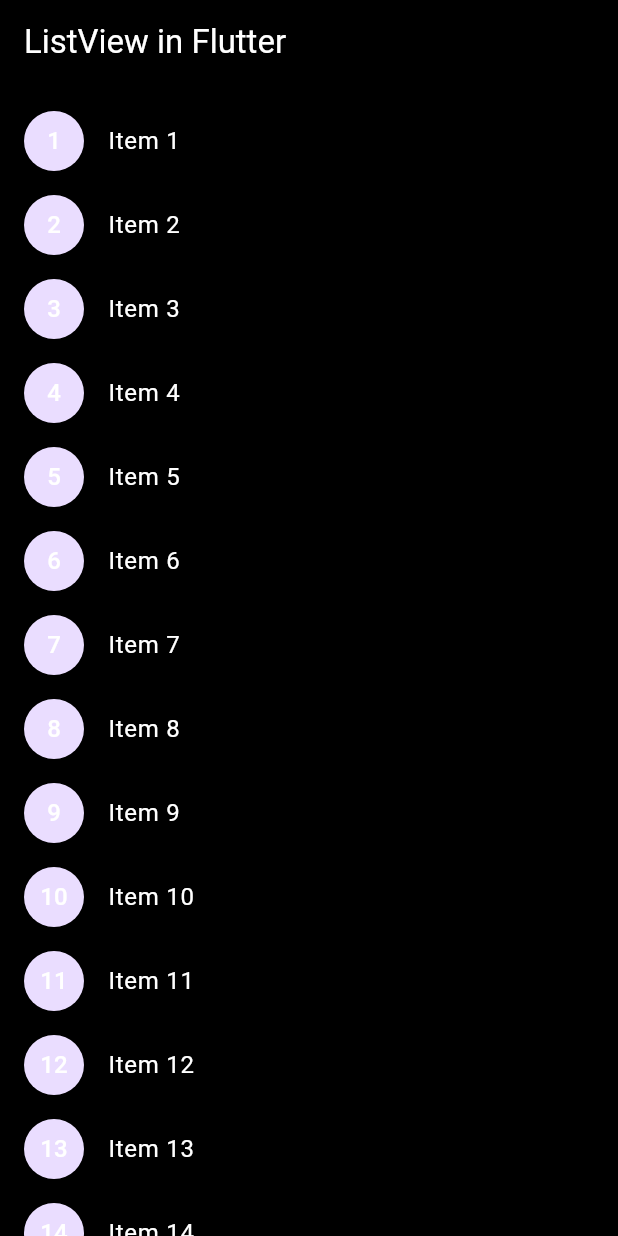
After one commit to golfsomphot/flutterApp, a Flutter app: the ListViewScreen screen opened directly, on a phone screen of 412 x 824 dp. The commit adds this screen. Run offline on Flutter 3.47's test engine with Material 3 defaults, Android fonts, the phone set to English and light mode, and no system bars; our stand-ins replace firebase_auth, firebase_core, fluttertoast, form_field_validator, persistent_bottom_nav_bar; accounts and stored records are empty.

Commit message:
model nav

```diff
--- a/lib/main.dart
+++ b/lib/main.dart
@@ -2,7 +2,7 @@ import 'package:firebase_core/firebase_core.dart';
 import 'package:flutter/material.dart';
 import 'package:myapp/firebase_options.dart';
 import 'package:myapp/screen/login.dart';
-import 'package:myapp/screen/tabbar.dart';
+
 
 Future<void> main() async {
   runApp(MainApp());
--- a/lib/screen/login.dart
+++ b/lib/screen/login.dart
@@ -6,9 +6,9 @@ import 'package:flutter/material.dart';
 import 'package:flutter/widgets.dart';
 import 'package:fluttertoast/fluttertoast.dart';
 import 'package:myapp/models/profile.dart';
+import 'package:myapp/screen/home.dart';
 import 'package:myapp/screen/product.dart';
 import 'package:myapp/screen/register.dart';
-import 'package:myapp/screen/tabbar.dart';
 
 class LoginScreen extends StatefulWidget {
   @override
@@ -190,7 +190,7 @@ class _LoginScreenState extends State<LoginScreen> {
                                                   context,
                                                   MaterialPageRoute(
                                                       builder: (context) =>
-                                                          Tabbar()),
+                                                          Home()),
                                                 )
                                               });
                                     } on FirebaseAuthException catch (e) {
--- /dev/null
+++ b/lib/screen/mainhome.dart
@@ -0,0 +1,64 @@
+import 'package:flutter/material.dart';
+
+class Mainhome extends StatefulWidget {
+  const Mainhome({super.key});
+
+  @override
+  State<Mainhome> createState() => _MainhomeState();
+}
+
+class _MainhomeState extends State<Mainhome> {
+  @override
+  Widget build(BuildContext context) {
+    return MaterialApp(
+      debugShowCheckedModeBanner: false,
+      title: 'Flutter ListView Example',
+      theme: ThemeData(
+        primarySwatch: Colors.purple,
+      ),
+      home: ListViewScreen(),
+    );
+  }
+}
+
+class ListViewScreen extends StatelessWidget {
+  // สร้างรายการข้อมูล 20 รายการ
+  final List<String> items =
+      List<String>.generate(20, (index) => 'Item ${index + 1}');
+
+  @override
+  Widget build(BuildContext context) {
+    return Scaffold(
+      appBar: AppBar(
+        title: Text(
+          'ListView in Flutter',
+          style: TextStyle(color: Colors.white),
+        ),
+        backgroundColor: Colors.black,
+      ),
+      body: Container(
+        color: Colors.black,
+        child: Padding(
+          padding: const EdgeInsets.fromLTRB(0, 10, 0, 0),
+          child: ListView.builder(
+            itemCount: items.length, // จำนวนรายการใน ListView
+            itemBuilder: (context, index) {
+              return ListTile(
+                leading: CircleAvatar(
+                  child: Text(
+                    '${index + 1}',
+                    style: TextStyle(color: Colors.white),
+                  ), // หมายเลขรายการในวงกลม
+                ),
+                title: Text(
+                  items[index],
+                  style: TextStyle(color: Colors.white),
+                ), // ข้อความรายการ
+              );
+            },
+          ),
+        ),
+      ),
+    );
+  }
+}
--- a/lib/screen/product.dart
+++ b/lib/screen/product.dart
@@ -1,5 +1,5 @@
 import 'package:flutter/material.dart';
-import 'package:myapp/screen/tabbar.dart';
+
 
 class ProductPage extends StatelessWidget {
   final List<Map<String, dynamic>> products = [
@@ -127,7 +127,8 @@ class ProductPage extends StatelessWidget {
 
   @override
   Widget build(BuildContext context) {
-    return Container(
+    return
+     Container(
       child: Scaffold(
         appBar: AppBar(
           backgroundColor: Colors.pink,
--- a/lib/screen/profile.dart
+++ b/lib/screen/profile.dart
@@ -2,9 +2,11 @@ import 'package:firebase_auth/firebase_auth.dart';
 import 'package:firebase_core/firebase_core.dart';
 import 'package:flutter/material.dart';
 import 'package:myapp/screen/login.dart';
-import 'package:myapp/screen/tabbar.dart';
+
 
 class ProfilePage extends StatelessWidget {
+  get all => null;
+
   @override
   Widget build(BuildContext context) {
     final Future<FirebaseApp> firebase = Firebase.initializeApp();
--- a/lib/screen/tabbar.dart
+++ /dev/null
@@ -1,45 +0,0 @@
-import 'package:flutter/material.dart';
-import 'package:myapp/screen/home.dart';
-import 'package:myapp/screen/product.dart';
-import 'package:myapp/screen/profile.dart';
-import 'package:font_awesome_flutter/font_awesome_flutter.dart';
-
-class Tabbar extends StatefulWidget {
-  const Tabbar({super.key});
-
-  @override
-  State<Tabbar> createState() => _Tabbar();
-}
-
-class _Tabbar extends State<Tabbar> {
-  int _selectedPage = 0;
-  final _pageOptions = [Home(),ProductPage(),ProfilePage()];
-
-  @override
-  Widget build(BuildContext context) {
-    return MaterialApp(
-      debugShowCheckedModeBanner: false,
-      title: 't',
-      theme: ThemeData(primarySwatch: Colors.blueGrey),
-      home: Scaffold(
-        body: _pageOptions[_selectedPage],
-        bottomNavigationBar: BottomNavigationBar(
-            currentIndex: _selectedPage,
-            onTap: (int index) {
-              setState(() {
-                _selectedPage = index;
-              });
-            },
-            items: [
-              BottomNavigationBarItem(icon: Icon(Icons.home), label: 'Home'),
-              BottomNavigationBarItem(
-                  icon: FaIcon(FontAwesomeIcons.productHunt),
-                  label: 'Production'),
-              // BottomNavigationBarItem(icon: Icon(Icons.production_quantity_limits), label: 'Cart'),
-              BottomNavigationBarItem(
-                  icon: Icon(Icons.portable_wifi_off_outlined), label: 'Profile'),
-            ]),
-      ),
-    );
-  }
-}
--- a/pubspec.yaml
+++ b/pubspec.yaml
@@ -51,7 +51,7 @@ dependencies:
   firebase_auth: ^4.14.1
   oauth2: ^2.0.2
   fluttertoast: ^8.2.8
-
+  persistent_bottom_nav_bar: ^6.2.0
 dev_dependencies:
   flutter_test:
     sdk: flutter
```
Also changed, not shown: lib/screen/home.dart (+4 -106 lines), lib/screen/navbarscreen.dart (added, +86 -0 lines), pubspec.lock.
